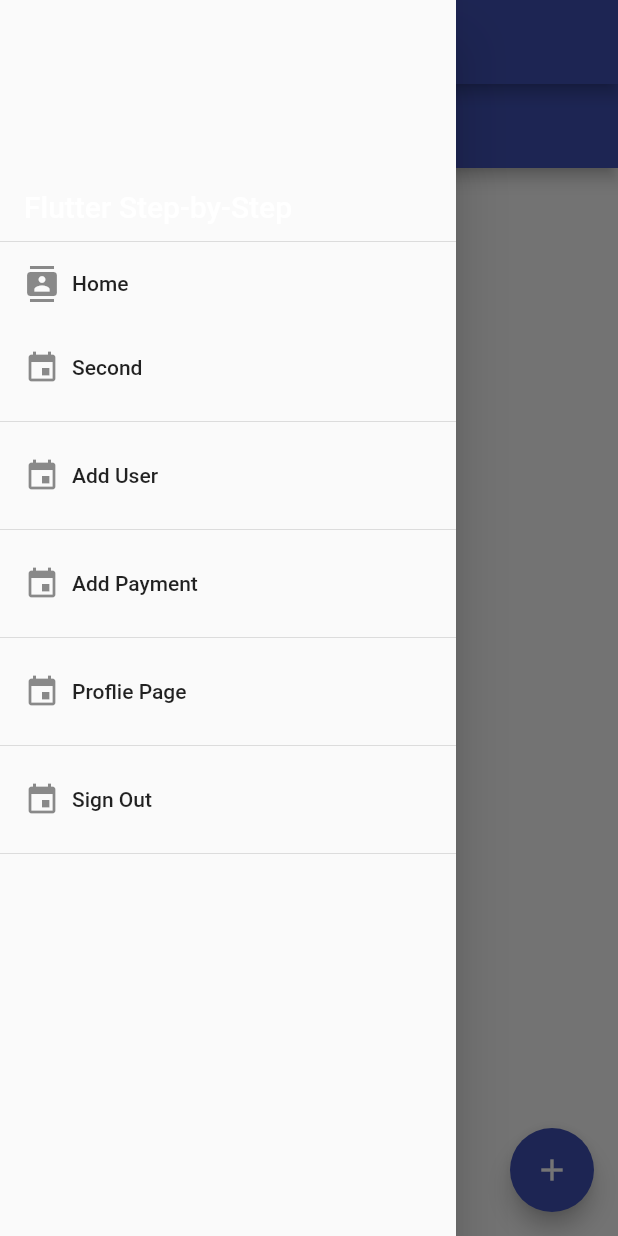
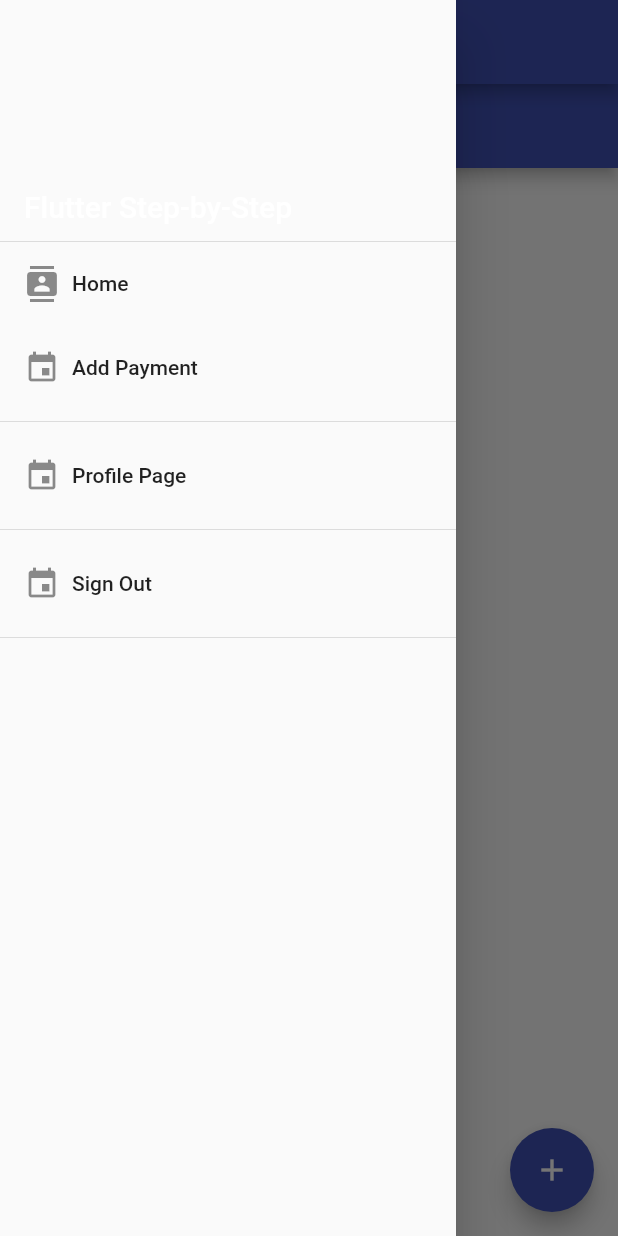
Before and after one commit to DanielMaskell/budget_app, a Flutter app: the AddPet screen opened by its route, with the side drawer open, on a phone screen of 412 x 824 dp. Run offline on Flutter 3.47's test engine with Material 2 defaults, Android fonts, the phone set to English and light mode, and no system bars; our stand-ins replace cloud_firestore, firebase_auth, firebase_core; accounts and stored records are empty.

Commit message:
Removed un-used drawers

```diff
--- a/lib/widgets/drawer.dart
+++ b/lib/widgets/drawer.dart
@@ -15,18 +15,18 @@ class AppDrawer extends StatelessWidget {
               text: 'Home',
               onTap: () =>
                   Navigator.pushReplacementNamed(context, Routes.home)),
-          _createDrawerItem(
+          /*_createDrawerItem(
               icon: Icons.event,
               text: 'Second',
               onTap: () =>
                   Navigator.pushReplacementNamed(context, Routes.second)),
-          const Divider(),
-          _createDrawerItem(
+          const Divider(),*/
+          /*_createDrawerItem(
               icon: Icons.event,
               text: 'Add User',
               onTap: () =>
                   Navigator.pushReplacementNamed(context, Routes.adduser)),
-          const Divider(),
+          const Divider(),*/
           _createDrawerItem(
               icon: Icons.event,
               text: 'Add Payment',
@@ -35,7 +35,7 @@ class AppDrawer extends StatelessWidget {
           const Divider(),
           _createDrawerItem(
               icon: Icons.event,
-              text: 'Proflie Page',
+              text: 'Profile Page',
               onTap: () =>
                   Navigator.pushReplacementNamed(context, Routes.profile)),
           const Divider(),
```
